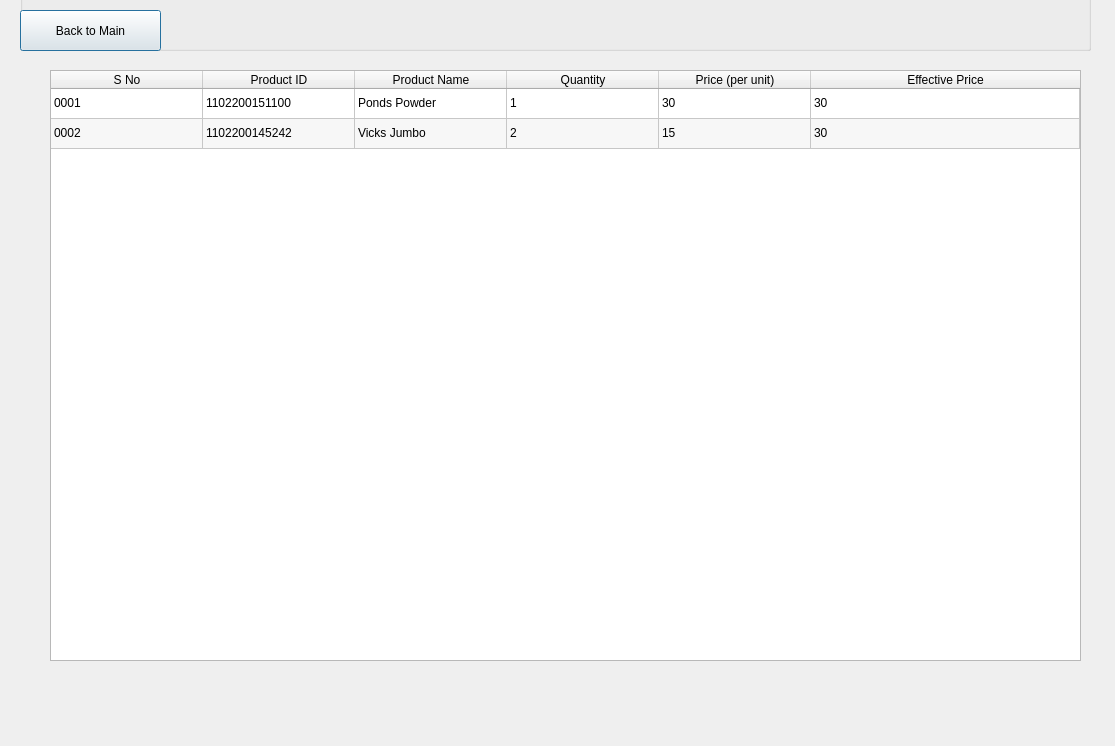
Old version of the form viewDetailedPrevTrans.ui in the repository Arishtanemi2/Billing-System.
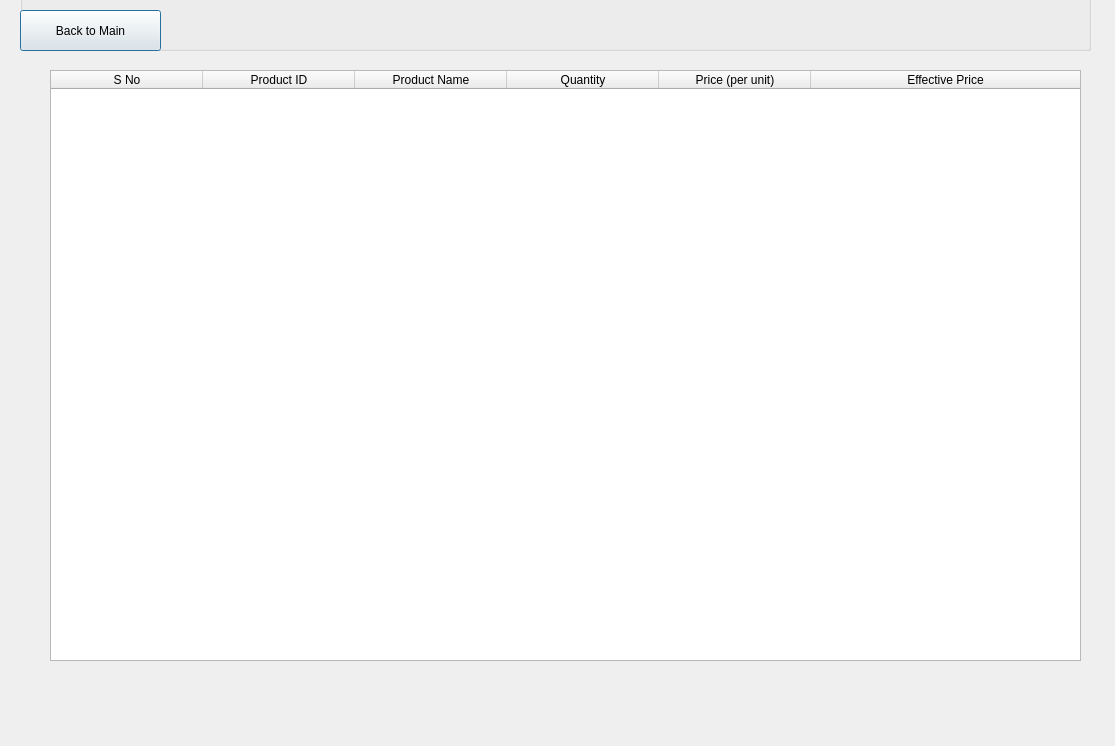
New version of the form.

Patch:
```diff
--- a/viewDetailedPrevTrans.ui
+++ b/viewDetailedPrevTrans.ui
@@ -105,16 +105,6 @@
    <attribute name="verticalHeaderCascadingSectionResizes">
     <bool>true</bool>
    </attribute>
-   <row>
-    <property name="text">
-     <string>R1</string>
-    </property>
-   </row>
-   <row>
-    <property name="text">
-     <string>R2</string>
-    </property>
-   </row>
    <column>
     <property name="text">
      <string>S No</string>
@@ -145,66 +135,6 @@
      <string>Effective Price</string>
     </property>
    </column>
-   <item row="0" column="0">
-    <property name="text">
-     <string>0001</string>
-    </property>
-   </item>
-   <item row="0" column="1">
-    <property name="text">
-     <string>1102200151100</string>
-    </property>
-   </item>
-   <item row="0" column="2">
-    <property name="text">
-     <string>Ponds Powder</string>
-    </property>
-   </item>
-   <item row="0" column="3">
-    <property name="text">
-     <string>1</string>
-    </property>
-   </item>
-   <item row="0" column="4">
-    <property name="text">
-     <string>30</string>
-    </property>
-   </item>
-   <item row="0" column="5">
-    <property name="text">
-     <string>30</string>
-    </property>
-   </item>
-   <item row="1" column="0">
-    <property name="text">
-     <string>0002</string>
-    </property>
-   </item>
-   <item row="1" column="1">
-    <property name="text">
-     <string>1102200145242</string>
-    </property>
-   </item>
-   <item row="1" column="2">
-    <property name="text">
-     <string>Vicks Jumbo</string>
-    </property>
-   </item>
-   <item row="1" column="3">
-    <property name="text">
-     <string>2</string>
-    </property>
-   </item>
-   <item row="1" column="4">
-    <property name="text">
-     <string>15</string>
-    </property>
-   </item>
-   <item row="1" column="5">
-    <property name="text">
-     <string>30</string>
-    </property>
-   </item>
   </widget>
  </widget>
  <resources/>
```
Left out of the diff: 2 changed lines with no effect on the pictures.
